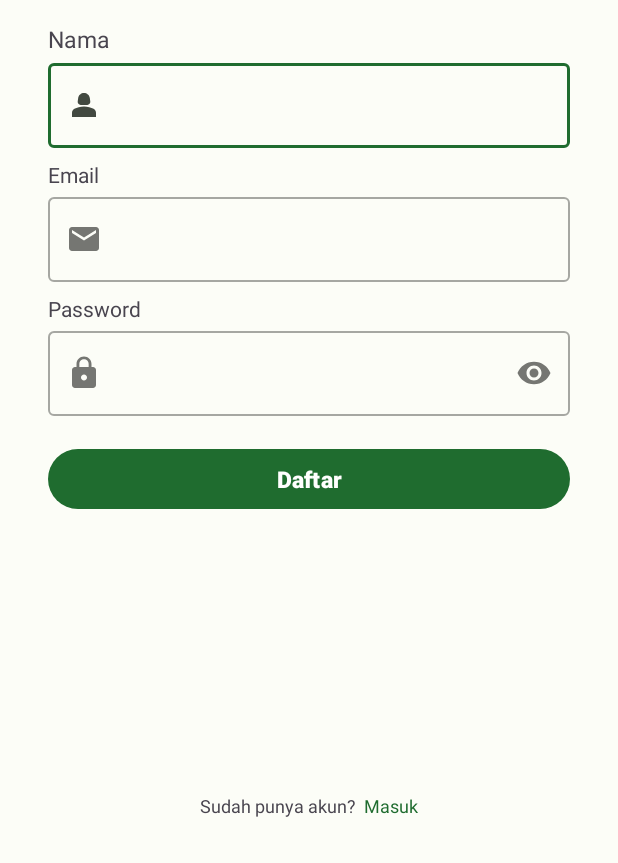
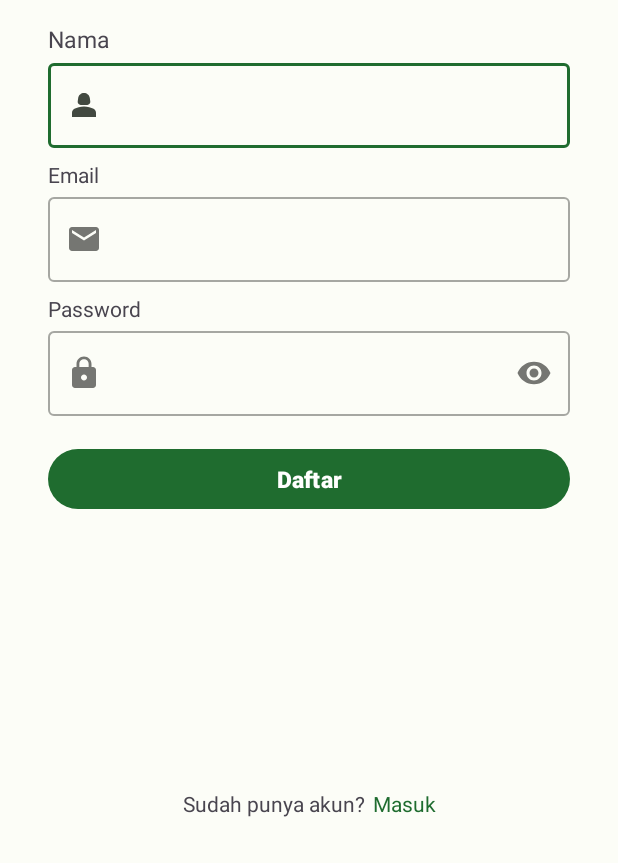
Before and after one commit to recraftify/Recraftify, an Android app: the SignupActivity screen opened directly, with no data from a screen before it, on a phone screen of 412 x 824 dp, the part 373-1236 px from its top. Run offline under Robolectric (Android 15) with nearby library versions, the phone set to English and light mode, and no system bars; network calls fail.

Commit message:
ganti textSize info

```diff
--- a/app/src/main/res/layout/activity_login.xml
+++ b/app/src/main/res/layout/activity_login.xml
@@ -122,7 +122,7 @@
         android:layout_width="match_parent"
         android:layout_height="wrap_content"
         android:text="@string/info"
-        android:textSize="12sp"
+        android:textSize="14sp"
         android:textAlignment="center"
         app:layout_constraintBottom_toTopOf="@+id/btn_signup"/>
 
--- a/app/src/main/res/layout/activity_sign_up.xml
+++ b/app/src/main/res/layout/activity_sign_up.xml
@@ -160,7 +160,7 @@
         android:layout_height="wrap_content"
         android:layout_marginEnd="5dp"
         android:text="@string/info"
-        android:textSize="12sp"
+        android:textSize="14sp"
         app:layout_constraintStart_toStartOf="parent"
         app:layout_constraintTop_toBottomOf="@+id/guideline11"
         tools:ignore="MissingConstraints" />
@@ -171,7 +171,7 @@
             android:layout_height="wrap_content"
             android:text="@string/info2"
             android:textAlignment="center"
-            android:textSize="12sp"
+            android:textSize="14sp"
             android:textColor="?android:attr/colorPrimary"
             app:layout_constraintEnd_toEndOf="parent"
             app:layout_constraintTop_toBottomOf="@+id/guideline11" />
```
